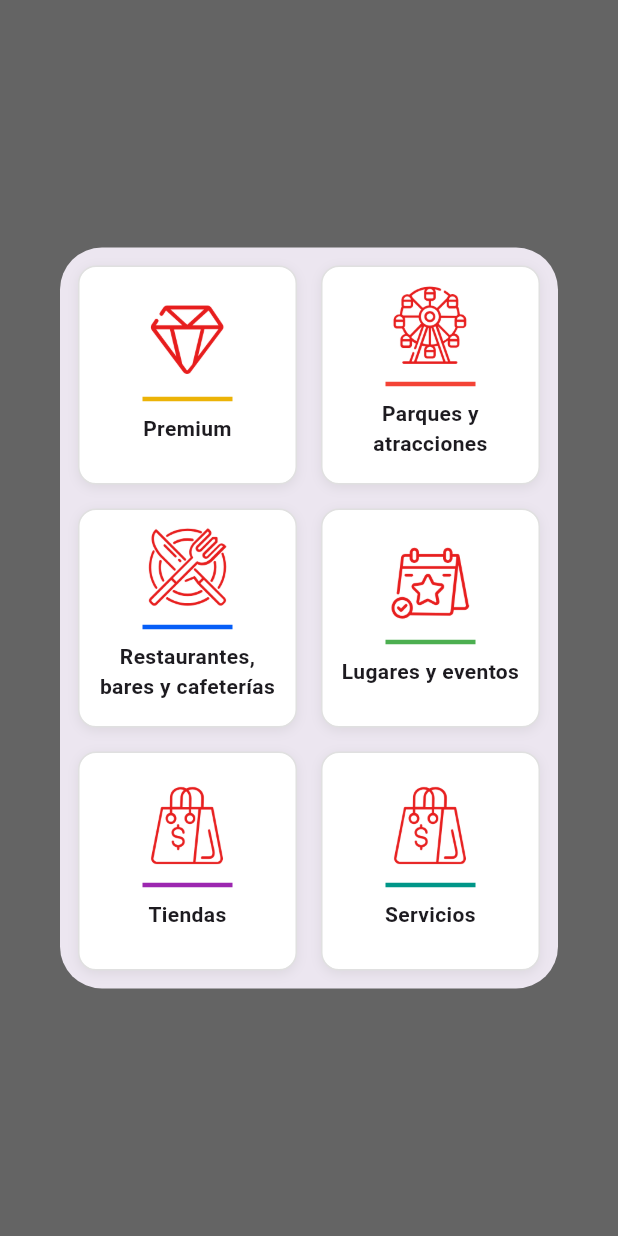
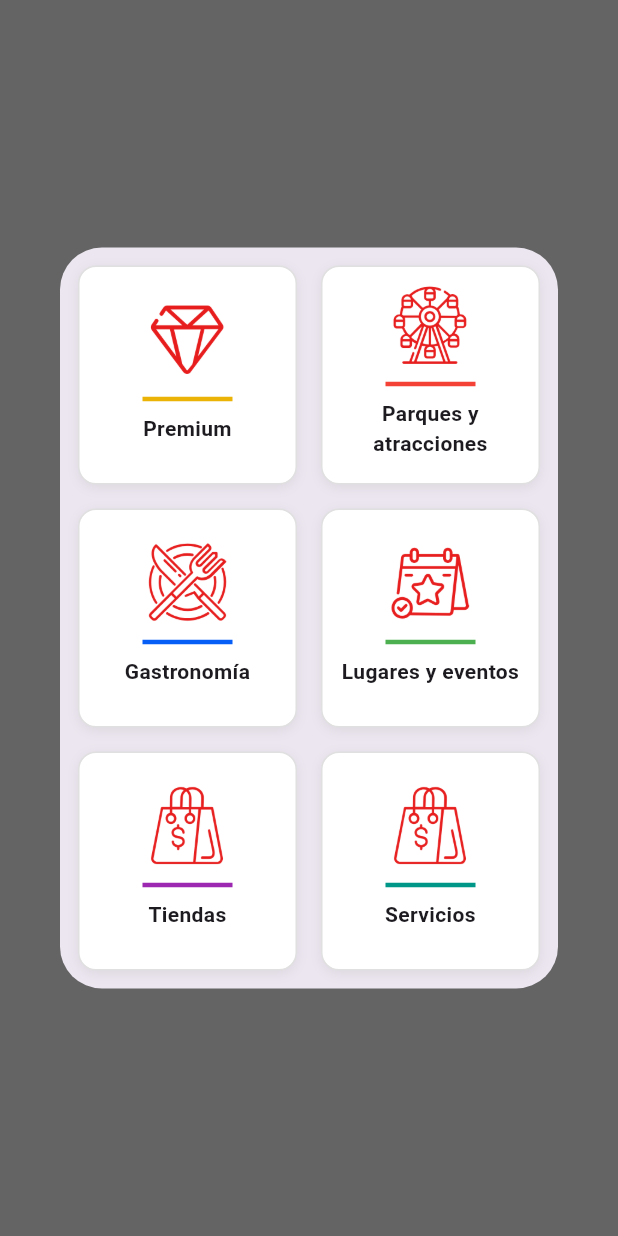
Before and after one commit to landowolf10/mini_tourist, a Flutter app: what showAllCategoriesPopup() shows on an empty page, opened directly with empty values, on a phone screen of 412 x 824 dp. Run offline on Flutter 3.47's test engine with Material 3 defaults, Android fonts, the phone set to English and light mode, and no system bars; our stand-ins replace carousel_slider, flutter_map, flutter_rating_bar, fluttertoast, font_awesome_flutter, image_gallery_saver and 3 more; missing offline and left inert: widget_slider; accounts and stored records are empty; network calls fail.

```diff
--- a/lib/utils/constant_data.dart
+++ b/lib/utils/constant_data.dart
@@ -3,7 +3,7 @@ import 'package:flutter/material.dart';
 //const String baseUrl = 'https://mtspringboot-production.up.railway.app/'; //Railway
 //const String baseUrl = 'http://local_ip:9090/'; //Local SpringBoot real device
 //const String baseUrl = 'http://10.0.2.2:8000/'; //Local Laravel/SpringBoot emulator Android
-const String baseUrl = 'http://local_ip:8000/'; //Local Laravel real Android devive
+const String baseUrl = 'http://192.168.0.12:8000/'; //Local Laravel real Android devive
 
 final List<String> imgList = [
   'lib/assets/images/zihua.webp',
@@ -58,7 +58,7 @@ final List<Map<String, String>> allCategories = [
   },
   {
     'icon': 'lib/assets/images/restaurants.png',
-    'text': 'Restaurantes, bares y cafeterías',
+    'text': 'Gastronomía',
     'category': 'restaurants'
   },
   {
--- a/lib/view/create_member.dart
+++ b/lib/view/create_member.dart
@@ -39,7 +39,7 @@ class _RegisterMemberPageState extends State<RegisterMemberPage> {
 
   final _categories = [
     {'label': 'Parques y atracciones', 'value': 'parks'},
-    {'label': 'Restaurantes, bares y cafeterías', 'value': 'restaurants'},
+    {'label': 'Gastronomía', 'value': 'restaurants'},
     {'label': 'Lugares y eventos', 'value': 'places_events'},
     {'label': 'Tiendas', 'value': 'stores'},
     {'label': 'Servicios', 'value': 'services'},
@@ -142,7 +142,7 @@ class _RegisterMemberPageState extends State<RegisterMemberPage> {
                       Icon(Icons.person_add, color: Colors.red),
                       SizedBox(width: 10),
                       Text(
-                        'Registrar nuevo miembro',
+                        'Registrar socio',
                         style: TextStyle(
                           fontSize: 22,
                           fontWeight: FontWeight.bold,
--- a/lib/view/widgets/main_page_widgets/all_categories_widget.dart
+++ b/lib/view/widgets/main_page_widgets/all_categories_widget.dart
@@ -3,17 +3,19 @@ import 'package:mini_tourist/utils/constant_data.dart';
 import 'package:mini_tourist/view_model/client_view_model.dart';
 
 //Shows a popup with all the categories.
-void showAllCategoriesPopup(
-    BuildContext context, ClientViewModel clientViewModel) {
+void showAllCategoriesPopup(BuildContext context, ClientViewModel clientViewModel) {
   showDialog(
     context: context,
     builder: (BuildContext context) {
       return AlertDialog(
         contentPadding: const EdgeInsets.all(12),
-        content: SizedBox(
+        content: SafeArea(
+          child: SingleChildScrollView(
+            child: SizedBox(
               width: MediaQuery.of(context).size.width * 0.8,
               child: GridView.builder(
                 shrinkWrap: true,
+                physics: const NeverScrollableScrollPhysics(),
                 itemCount: allCategories.length,
                 gridDelegate: const SliverGridDelegateWithFixedCrossAxisCount(
                   crossAxisCount: 2,
@@ -53,7 +55,7 @@ void showAllCategoriesPopup(
                               border: Border(
                                 bottom: BorderSide(
                                   color: categoryColors[item['category']] ??
-                                  Colors.grey, // 🔹 Mapa aquí
+                                      Colors.grey,
                                   width: 3,
                                 ),
                               ),
@@ -82,6 +84,8 @@ void showAllCategoriesPopup(
                 },
               ),
             ),
+          ),
+        ),
       );
     },
   );
```
Also changed, not shown: pubspec.lock, 14 other files. Lines whose indentation alone changed are shown as unchanged.
